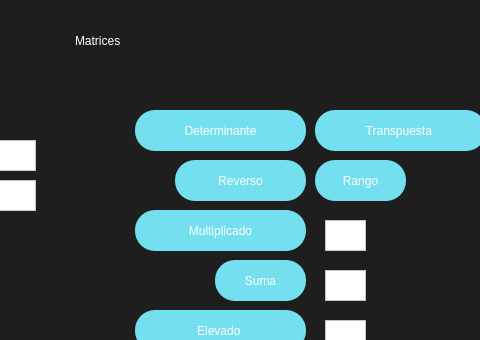
Old version of the form MatrisesSimple2x2.ui in the repository XMunteR/Calculadora; both pictures show x 165 to 645 and y 0 to 340 of the 741 by 500 pixel window.
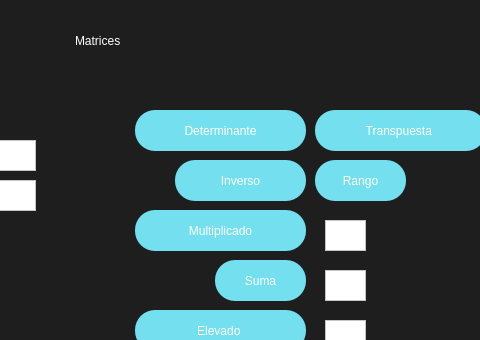
New version of the form.

Diff of the .ui file:
```diff
--- a/MatrisesSimple2x2.ui
+++ b/MatrisesSimple2x2.ui
@@ -200,7 +200,7 @@
 border-radius:20px;</string>
     </property>
     <property name="text">
-     <string>Reverso</string>
+     <string>Inverso</string>
     </property>
    </widget>
    <widget class="QPushButton" name="RecCalculateButton_3">
```
Left out of the diff: 4 changed lines with no effect on the pictures.
